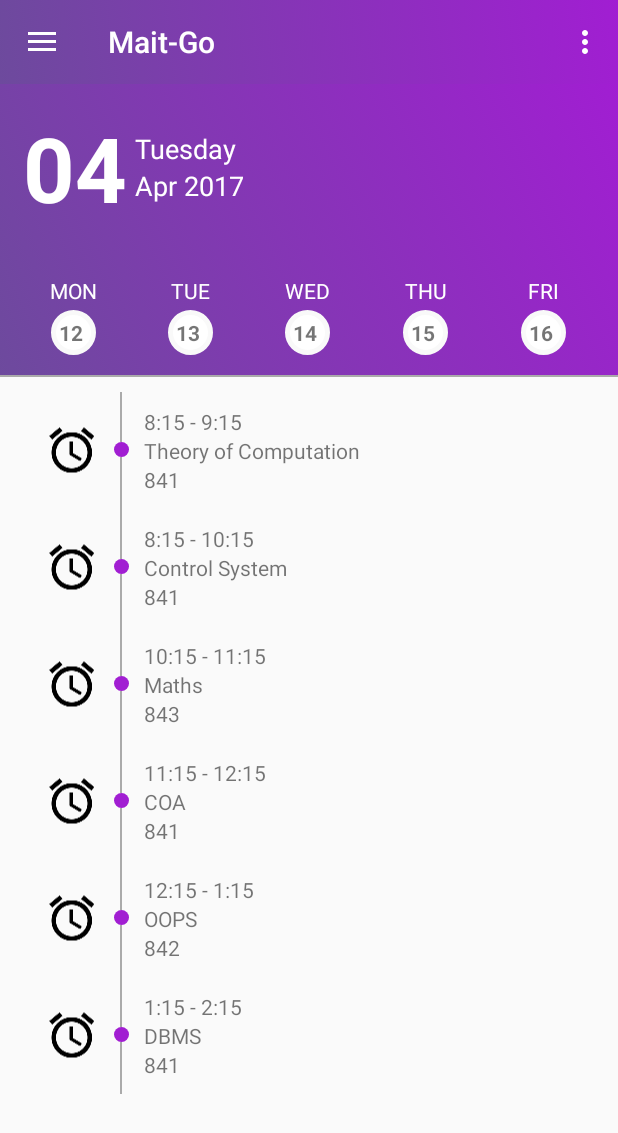
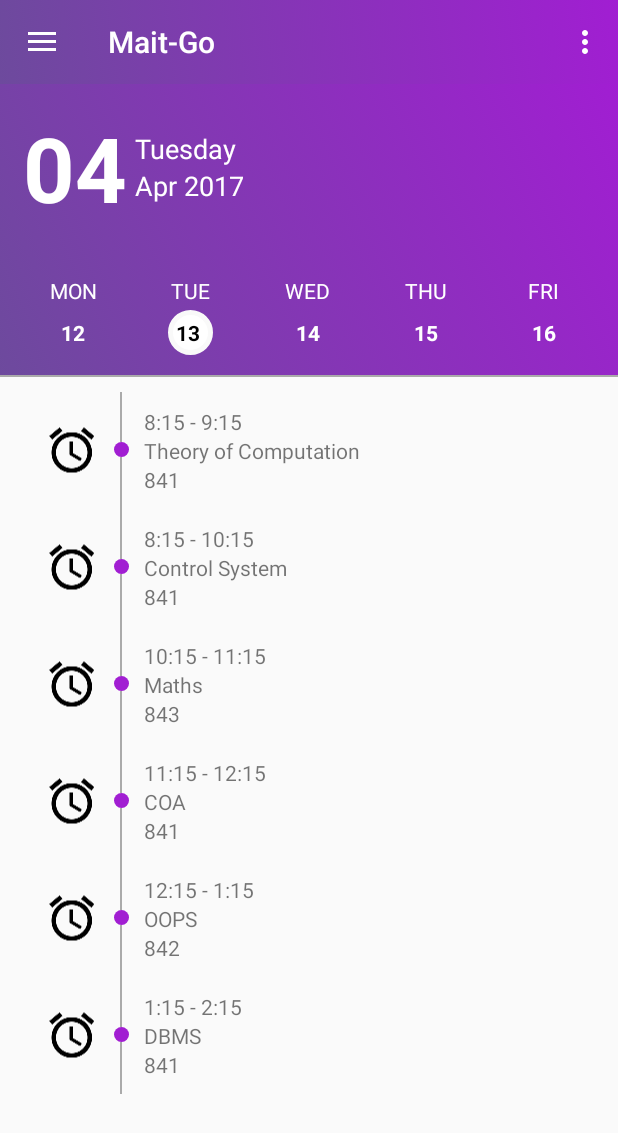
Before and after one commit to uddish/Mait-Go, an Android app: the screen it shows after launch (MainActivity), in the options menu, after a tap on "Settings", on a phone screen of 412 x 824 dp. Shown: the top 1133 px of the screen. Run offline under Robolectric (Android 15) with nearby library versions, the phone set to English and light mode, and no system bars.

Commit message:
Added circular buttons in schedule

```diff
--- a/app/src/main/AndroidManifest.xml
+++ b/app/src/main/AndroidManifest.xml
@@ -19,6 +19,7 @@
                 <category android:name="android.intent.category.LAUNCHER" />
             </intent-filter>
         </activity>
+        <activity android:name=".Activities.Notices"></activity>
     </application>
 
 </manifest>
--- a/app/src/main/java/com/example/uddishverma22/mait_go/MainActivity.java
+++ b/app/src/main/java/com/example/uddishverma22/mait_go/MainActivity.java
@@ -46,11 +46,17 @@ public class MainActivity extends AppCompatActivity
     LinearLayout linearLayout;
     AnimationDrawable gradAnim;
     ActionBarDrawerToggle toggle;
-    public List<DailySchedule> scheduleList = new ArrayList<>();
+    public List<DailySchedule> mondaySchedule = new ArrayList<>();
     public RecyclerView recyclerView;
     public DailyScheduleListAdapter scheduleListAdapter;
     String currentDate, currentDay, currentYear, currentMonth;
     TextView date, day, month;
+    TextView mon, tue, wed, thu, fri;
+    static int monSelected = 0;
+    static int tueSelected = 0;
+    static int wedSelected = 0;
+    static int thuSelected = 0;
+    static int friSelected = 0;
 
 
     @Override
@@ -61,11 +67,11 @@ public class MainActivity extends AppCompatActivity
         setSupportActionBar(toolbar);
 
         recyclerView = (RecyclerView) findViewById(R.id.recycler_view);
-        scheduleListAdapter = new DailyScheduleListAdapter(scheduleList);
+        scheduleListAdapter = new DailyScheduleListAdapter(mondaySchedule);
         RecyclerView.LayoutManager mLayoutManager = new LinearLayoutManager(getApplicationContext());
         recyclerView.setLayoutManager(mLayoutManager);
         recyclerView.setAdapter(scheduleListAdapter);
-        prepareSchedule();
+        mondayScheduleFunction();
 
         //Attaching all the fields
         attachFields();
@@ -77,6 +83,67 @@ public class MainActivity extends AppCompatActivity
         date.setText(currentDate);
         day.setText(currentDay);
         month.setText(currentMonth.substring(0,3) + " " + currentYear);
+
+        Log.d(TAG, "onCreate: " + monSelected);
+
+        /**
+         * Checking which day is selected
+         */
+        mon.setOnClickListener(new View.OnClickListener() {
+            @Override
+            public void onClick(View view) {
+                monSelected = 1;
+                tueSelected = 0;
+                wedSelected = 0;
+                thuSelected = 0;
+                friSelected = 0;
+                changeDayCircleColor();
+            }
+        });
+        tue.setOnClickListener(new View.OnClickListener() {
+            @Override
+            public void onClick(View view) {
+                monSelected = 0;
+                tueSelected = 1;
+                wedSelected = 0;
+                thuSelected = 0;
+                friSelected = 0;
+                changeDayCircleColor();
+            }
+        });
+        wed.setOnClickListener(new View.OnClickListener() {
+            @Override
+            public void onClick(View view) {
+                monSelected = 0;
+                tueSelected = 0;
+                wedSelected = 1;
+                thuSelected = 0;
+                friSelected = 0;
+                changeDayCircleColor();
+            }
+        });
+        thu.setOnClickListener(new View.OnClickListener() {
+            @Override
+            public void onClick(View view) {
+                monSelected = 0;
+                tueSelected = 0;
+                wedSelected = 0;
+                thuSelected = 1;
+                friSelected = 0;
+                changeDayCircleColor();
+            }
+        });
+        fri.setOnClickListener(new View.OnClickListener() {
+            @Override
+            public void onClick(View view) {
+                monSelected = 0;
+                tueSelected = 0;
+                wedSelected = 0;
+                thuSelected = 0;
+                friSelected = 1;
+                changeDayCircleColor();
+            }
+        });
 
 
         getSupportActionBar().setElevation(0);
@@ -160,6 +227,11 @@ public class MainActivity extends AppCompatActivity
         date = (TextView) findViewById(R.id.date_tv);
         day = (TextView) findViewById(R.id.day_tv);
         month = (TextView) findViewById(R.id.month_tv);
+        mon = (TextView) findViewById(R.id.date_mon);
+        tue = (TextView) findViewById(R.id.date_tue);
+        wed = (TextView) findViewById(R.id.date_wed);
+        thu = (TextView) findViewById(R.id.date_thu);
+        fri = (TextView) findViewById(R.id.date_fri);
     }
 
     private String getCurrentDate() {
@@ -218,21 +290,89 @@ public class MainActivity extends AppCompatActivity
         return currMonth;
     }
 
-    private void prepareSchedule() {
+    private void mondayScheduleFunction() {
         DailySchedule movie = new DailySchedule("8:15 - 9:15", "Theory of Computation", "841");
-        scheduleList.add(movie);
+        mondaySchedule.add(movie);
         movie = new DailySchedule("8:15 - 10:15", "Control System", "841");
-        scheduleList.add(movie);
+        mondaySchedule.add(movie);
         movie = new DailySchedule("10:15 - 11:15", "Maths", "843");
-        scheduleList.add(movie);
+        mondaySchedule.add(movie);
         movie = new DailySchedule("11:15 - 12:15", "COA", "841");
-        scheduleList.add(movie);
+        mondaySchedule.add(movie);
         movie = new DailySchedule("12:15 - 1:15", "OOPS", "842");
-        scheduleList.add(movie);
+        mondaySchedule.add(movie);
         movie = new DailySchedule("1:15 - 2:15", "DBMS", "841");
-        scheduleList.add(movie);
+        mondaySchedule.add(movie);
 
         scheduleListAdapter.notifyDataSetChanged();
+    }
+
+    private void changeDayCircleColor()   {
+        if(monSelected == 1)    {
+            mon.setBackgroundResource(R.drawable.circular_image);
+            mon.setTextColor(Color.BLACK);
+
+            tue.setBackgroundResource(0);
+            tue.setTextColor(Color.WHITE);
+            wed.setBackgroundResource(0);
+            wed.setTextColor(Color.WHITE);
+            thu.setBackgroundResource(0);
+            thu.setTextColor(Color.WHITE);
+            fri.setBackgroundResource(0);
+            fri.setTextColor(Color.WHITE);
+        }
+        else if(tueSelected == 1)    {
+            tue.setBackgroundResource(R.drawable.circular_image);
+            tue.setTextColor(Color.BLACK);
+
+            mon.setBackgroundResource(0);
+            mon.setTextColor(Color.WHITE);
+            wed.setBackgroundResource(0);
+            wed.setTextColor(Color.WHITE);
+            thu.setBackgroundResource(0);
+            thu.setTextColor(Color.WHITE);
+            fri.setBackgroundResource(0);
+            fri.setTextColor(Color.WHITE);
+        }
+        else if(wedSelected == 1)   {
+            wed.setBackgroundResource(R.drawable.circular_image);
+            wed.setTextColor(Color.BLACK);
+
+            mon.setBackgroundResource(0);
+            mon.setTextColor(Color.WHITE);
+            tue.setBackgroundResource(0);
+            tue.setTextColor(Color.WHITE);
+            thu.setBackgroundResource(0);
+            thu.setTextColor(Color.WHITE);
+            fri.setBackgroundResource(0);
+            fri.setTextColor(Color.WHITE);
+        }
+        else if(thuSelected == 1)   {
+            thu.setBackgroundResource(R.drawable.circular_image);
+            thu.setTextColor(Color.BLACK);
+
+            mon.setBackgroundResource(0);
+            mon.setTextColor(Color.WHITE);
+            tue.setBackgroundResource(0);
+            tue.setTextColor(Color.WHITE);
+            wed.setBackgroundResource(0);
+            wed.setTextColor(Color.WHITE);
+            fri.setBackgroundResource(0);
+            fri.setTextColor(Color.WHITE);
+        }
+        else if(friSelected == 1)   {
+            fri.setBackgroundResource(R.drawable.circular_image);
+            fri.setTextColor(Color.BLACK);
+
+            mon.setBackgroundResource(0);
+            mon.setTextColor(Color.WHITE);
+            tue.setBackgroundResource(0);
+            tue.setTextColor(Color.WHITE);
+            thu.setBackgroundResource(0);
+            thu.setTextColor(Color.WHITE);
+            wed.setBackgroundResource(0);
+            wed.setTextColor(Color.WHITE);
+        }
     }
 
     @Override
--- a/app/src/main/res/layout/content_main.xml
+++ b/app/src/main/res/layout/content_main.xml
@@ -85,8 +85,8 @@
                     android:padding="5dp"
                     android:id="@+id/date_mon"
                     android:layout_gravity="center"
-                    android:background="@drawable/circular_image"
                     android:textStyle="bold"
+                    android:textColor="#fff"
                     android:layout_width="wrap_content"
                     android:layout_height="wrap_content"
                     android:text="12"/>
@@ -108,8 +108,8 @@
                     android:padding="5dp"
                     android:id="@+id/date_tue"
                     android:layout_gravity="center"
-                    android:background="@drawable/circular_image"
                     android:textStyle="bold"
+                    android:textColor="#fff"
                     android:layout_width="wrap_content"
                     android:layout_height="wrap_content"
                     android:text="13"/>
@@ -133,7 +133,7 @@
                     android:layout_gravity="center"
                     android:layout_width="wrap_content"
                     android:layout_height="wrap_content"
-                    android:background="@drawable/circular_image"
+                    android:textColor="#fff"
                     android:textStyle="bold"
                     android:text="14"/>
             </LinearLayout>
@@ -156,7 +156,7 @@
                     android:layout_gravity="center"
                     android:layout_width="wrap_content"
                     android:layout_height="wrap_content"
-                    android:background="@drawable/circular_image"
+                    android:textColor="#fff"
                     android:textStyle="bold"
                     android:text="15"/>
             </LinearLayout>
@@ -179,7 +179,7 @@
                     android:layout_gravity="center"
                     android:layout_width="wrap_content"
                     android:layout_height="wrap_content"
-                    android:background="@drawable/circular_image"
+                    android:textColor="#fff"
                     android:textStyle="bold"
                     android:text="16"/>
             </LinearLayout>
```
Also changed, not shown: app/src/main/java/com/example/uddishverma22/mait_go/Activities/Notices.java (added, +15 -0 lines), app/src/main/res/layout/activity_notices.xml (added, +9 -0 lines).
